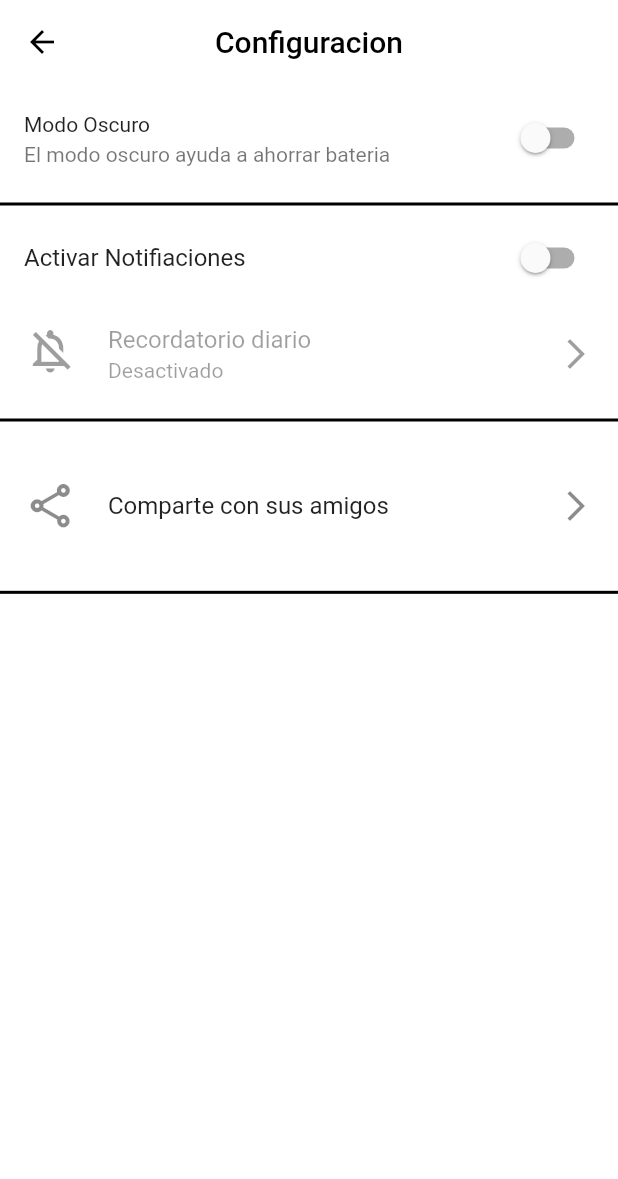
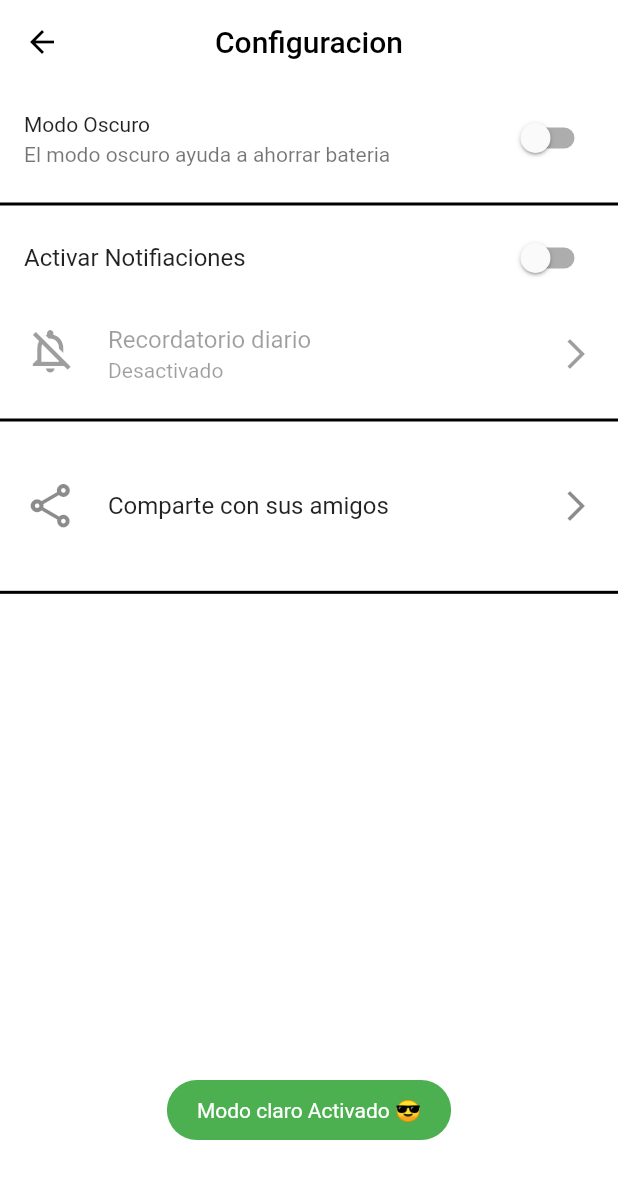
Before and after one commit to rodrigoBak-flutter/app_balance_bakapp, a Flutter app: the SettingScreen screen opened directly, after a tap on "Modo Oscuro", on a phone screen of 412 x 824 dp. Shown: the top 1179 px of the screen. Run offline on Flutter 3.47's test engine with Material 2 defaults, Android fonts, the phone set to English and light mode, and no system bars; our stand-ins replace charts_flutter_new, flutter_local_notifications, flutter_native_timezone, flutter_slidable, flutter_time_picker_spinner, fluttertoast and 5 more; missing offline and left inert: flutter_material_color_picker; accounts and stored records are empty.

Commit message:
app_cashFlowPlus_deployment

```diff
--- a/lib/src/providers/theme_provider.dart
+++ b/lib/src/providers/theme_provider.dart
@@ -1,4 +1,5 @@
 import 'package:flutter/material.dart';
+import 'package:fluttertoast/fluttertoast.dart';
 
 /*
 
@@ -55,8 +56,10 @@ class ThemeProvider extends ChangeNotifier {
   Future<void> swapTheme() async {
     if (_selectedTheme == dark) {
       _selectedTheme = light;
+      Fluttertoast.showToast(msg: 'Modo claro Activado 😎',backgroundColor: Colors.green);
     } else {
       _selectedTheme = dark;
+      Fluttertoast.showToast(msg: 'Modo oscuro Activado 😉',backgroundColor: Colors.green);
     }
     notifyListeners();
   }
--- a/lib/src/widgets/setting_widget_wt/dark_mode_swich.dart
+++ b/lib/src/widgets/setting_widget_wt/dark_mode_swich.dart
@@ -1,6 +1,7 @@
 import 'package:app_balances_bakapp/src/providers/providers.dart';
 import 'package:flutter/material.dart';
 import 'package:app_balances_bakapp/src/providers/shared_preference.dart';
+
 import 'package:provider/provider.dart';
 
 class DarkModeSwichWidget extends StatefulWidget {
--- a/lib/src/widgets/setting_widget_wt/time_picker_widget.dart
+++ b/lib/src/widgets/setting_widget_wt/time_picker_widget.dart
@@ -1,4 +1,5 @@
 import 'package:flutter/material.dart';
+import 'package:fluttertoast/fluttertoast.dart';
 import 'package:intl/intl.dart';
 
 //Utils
@@ -20,6 +21,7 @@ class _TimePickerWitgetState extends State<TimePickerWitget> {
   final _notification = LocalNotification();
   bool _isEnable = false;
   String _title = 'Activar Notificaciones';
+
   @override
   Widget build(BuildContext context) {
     final DateTime getDate = DateTime.now();
@@ -70,6 +72,7 @@ class _TimePickerWitgetState extends State<TimePickerWitget> {
           onChanged: (value) => setState(() {
             _isEnable = value;
             _cancelNotification(value);
+
           }),
         ),
         ListTile(
@@ -159,6 +162,9 @@ class _TimePickerWitgetState extends State<TimePickerWitget> {
                             _preference.hour = _hour!;
                             _preference.minute = _minute!;
                             Navigator.pop(context);
+                            Fluttertoast.showToast(
+                                msg: 'Notificaciones diarias Activadas',
+                                backgroundColor: Colors.green);
                           });
                         },
                       ),
--- a/lib/src/widgets/welcome_wt/details_widget.dart
+++ b/lib/src/widgets/welcome_wt/details_widget.dart
@@ -13,7 +13,8 @@ class DetailWidget extends StatelessWidget {
     WidgetsBinding.instance.addPostFrameCallback((timeStamp) {
       if (!resizeNotifier.value) resizeNotifier.value = true;
     });
-    return Scaffold(
+    return SafeArea(
+      child: Scaffold(
         backgroundColor: Theme.of(context).scaffoldBackgroundColor,
         body: GestureDetector(
           onVerticalDragUpdate: (details) {
@@ -103,10 +104,11 @@ class DetailWidget extends StatelessWidget {
                 left: 30,
                 child: SizedBox(
                   width: size.width * .9,
-                child: Image.asset('assets/BakApp_logo_letras.png'),
+                  child: Image.asset('assets/icono.png'),
                 ),
               ),
             ],
+          ),
         ),
       ),
     );
```
Also changed, not shown: lib/src/providers/shared_preference.dart (+5 -3 lines), assets/Icono.png, 5 other files. Lines whose indentation alone changed are shown as unchanged.
